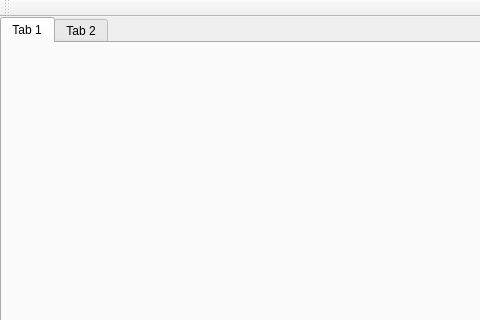
Before: the Qt Designer form keytracksingle.ui in jaybdub/keytrack, drawn with Qt 5; both pictures show x 0 to 480 and y 0 to 320 of the 592 by 497 pixel window.
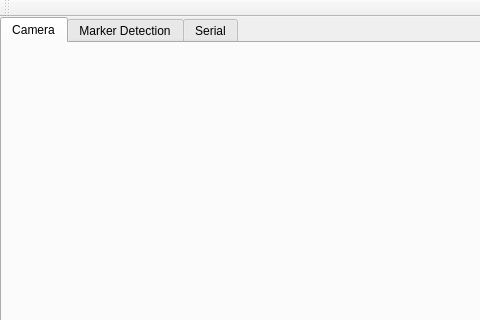
After: the same form once the commit is applied. The open tabs and pages were chosen to show the change.

Patch:
```diff
--- a/keytracksingle.ui
+++ b/keytracksingle.ui
@@ -28,12 +28,17 @@
     </property>
     <widget class="QWidget" name="tab">
      <attribute name="title">
-      <string>Tab 1</string>
+      <string>Camera</string>
      </attribute>
     </widget>
     <widget class="QWidget" name="tab_2">
      <attribute name="title">
-      <string>Tab 2</string>
+      <string>Marker Detection</string>
+     </attribute>
+    </widget>
+    <widget class="QWidget" name="serialWidgetTab">
+     <attribute name="title">
+      <string>Serial</string>
      </attribute>
     </widget>
    </widget>
```
Left out of the diff: 6 changed lines with no effect on the pictures.
